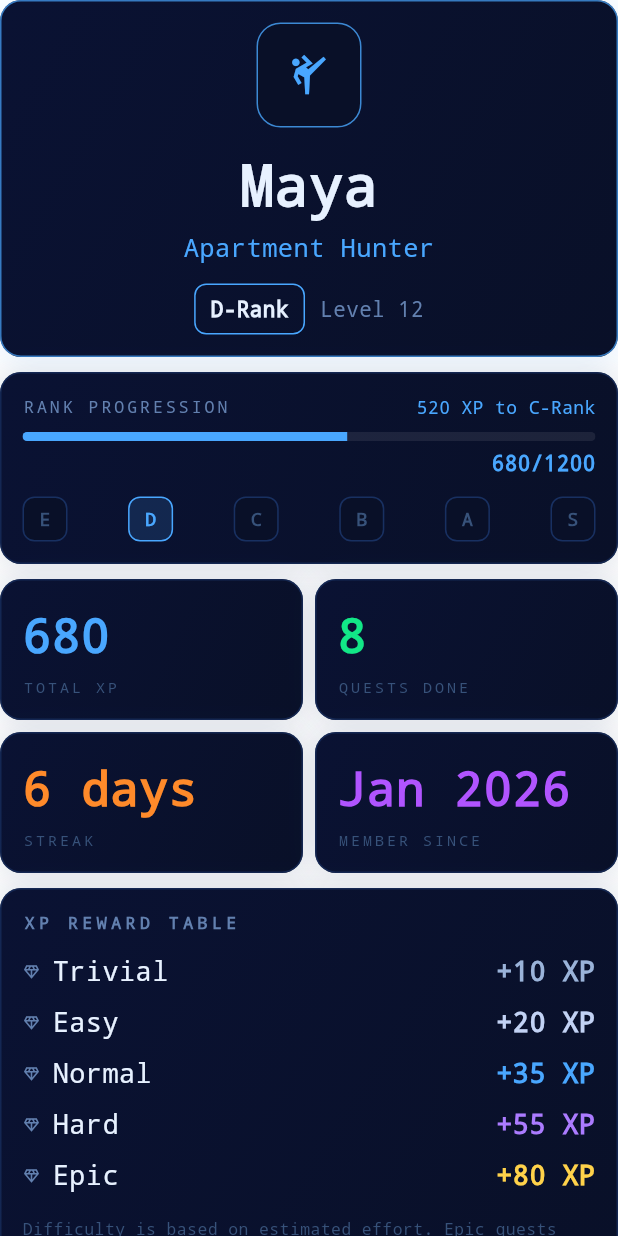
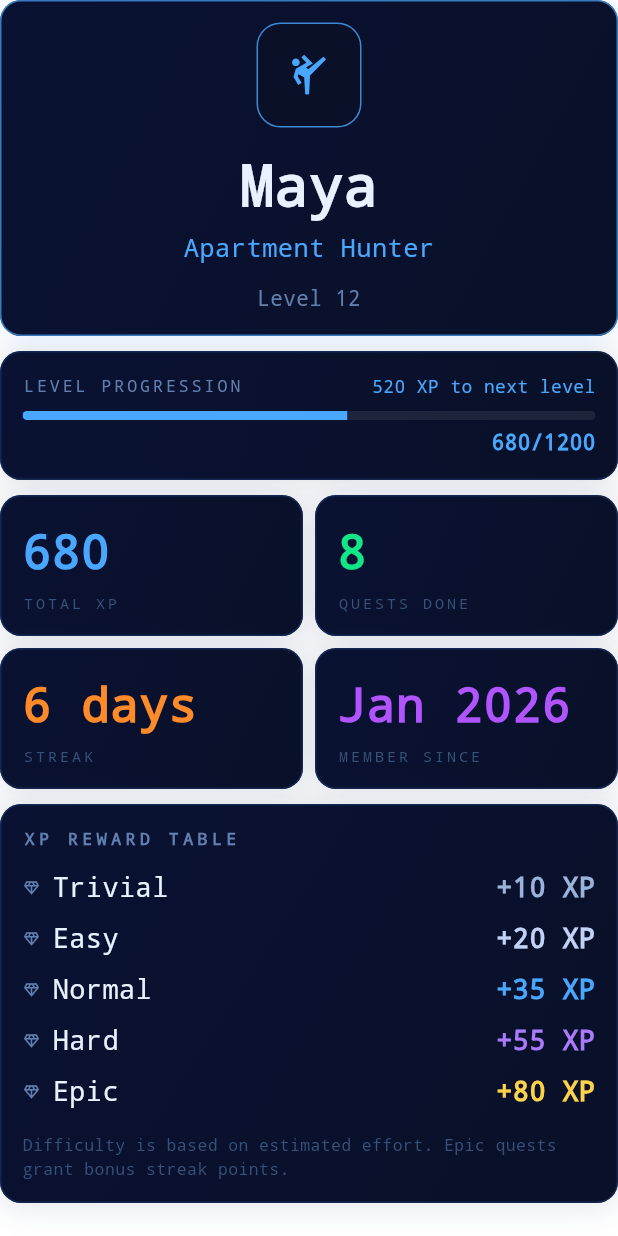
Before and after one commit to Sebastian6547/LGTM, a Flutter app: the ProfileScreen widget shown alone on an empty page, opened directly with empty values, on a phone screen of 412 x 824 dp. Run offline on Flutter 3.47's test engine with Material 3 defaults, Android fonts, the phone set to English and light mode, and no system bars.

Commit message:
Removed unused letter ranking

```diff
--- a/sidequest/lib/data/mock_data.dart
+++ b/sidequest/lib/data/mock_data.dart
@@ -261,7 +261,7 @@ class MockData {
     ),
     Achievement(
       title: 'Rank Up!',
-      subtitle: 'Reach D-Rank',
+      subtitle: 'Reach Level 10',
       icon: Icons.keyboard_arrow_up,
       color: Color(0xFFFFDB4D),
     ),
@@ -441,7 +441,7 @@ class MockData {
     final hasSevenDayStreak = profile.streakDays >= 7;
     final isSpeedRunner = completedToday >= 3;
     final isPerfectWeek = completedToday >= 7;
-    final hasRankedUp = profile.rank.toUpperCase() != 'E';
+    final hasRankedUp = profile.level >= 10;
     final isSentinel = profile.questsDone >= 30;
 
     // Team player: user contributed at least one task and no one is overloaded
@@ -487,7 +487,7 @@ class MockData {
       ),
       Achievement(
         title: 'Rank Up!',
-        subtitle: 'Reach D-Rank or above',
+        subtitle: 'Reach Level 10 or above',
         icon: Icons.keyboard_arrow_up,
         color: const Color(0xFFFFDB4D),
         unlocked: hasRankedUp,
--- a/sidequest/lib/screens/party_screen.dart
+++ b/sidequest/lib/screens/party_screen.dart
@@ -202,25 +202,6 @@ class _MemberTile extends StatelessWidget {
                             fontWeight: FontWeight.w800,
                           ),
                         ),
-                        const SizedBox(width: 8),
-                        Container(
-                          padding: const EdgeInsets.symmetric(
-                            horizontal: 7,
-                            vertical: 3,
-                          ),
-                          decoration: BoxDecoration(
-                            border: Border.all(color: AppColors.border),
-                            borderRadius: BorderRadius.circular(7),
-                          ),
-                          child: Text(
-                            member.rank,
-                            style: const TextStyle(
-                              color: AppColors.textMain,
-                              fontWeight: FontWeight.w700,
-                              fontSize: 11,
-                            ),
-                          ),
-                        ),
                         const SizedBox(width: 6),
                         Text(
                           'LVL ${member.level}',
--- a/sidequest/lib/screens/profile_screen.dart
+++ b/sidequest/lib/screens/profile_screen.dart
@@ -14,7 +14,7 @@ class ProfileScreen extends StatelessWidget {
   @override
   Widget build(BuildContext context) {
     final profile = MockData.profileForMemberUpdated(activeMember);
-    final toNextRank = profile.goalXp - profile.currentXp;
+    final toNextLevel = profile.goalXp - profile.currentXp;
 
     return ListView(
       children: [
@@ -47,29 +47,9 @@ class ProfileScreen extends StatelessWidget {
                 style: const TextStyle(color: AppColors.neonBlue, fontSize: 17),
               ),
               const SizedBox(height: 12),
-              Row(
-                mainAxisAlignment: MainAxisAlignment.center,
-                children: [
-                  Container(
-                    padding: const EdgeInsets.symmetric(horizontal: 10, vertical: 6),
-                    decoration: BoxDecoration(
-                      borderRadius: BorderRadius.circular(8),
-                      border: Border.all(color: AppColors.neonBlue),
-                    ),
-                    child: Text(
-                      '${profile.rank}-Rank',
-                      style: const TextStyle(
-                        color: AppColors.textMain,
-                        fontWeight: FontWeight.w700,
-                      ),
-                    ),
-                  ),
-                  const SizedBox(width: 10),
-                  Text(
-                    'Level ${profile.level}',
-                    style: const TextStyle(color: AppColors.textMuted),
-                  ),
-                ],
+              Text(
+                'Level ${profile.level}',
+                style: const TextStyle(color: AppColors.textMuted),
               ),
             ],
           ),
@@ -81,7 +61,7 @@ class ProfileScreen extends StatelessWidget {
               Row(
                 children: [
                   const Text(
-                    'RANK PROGRESSION',
+                    'LEVEL PROGRESSION',
                     style: TextStyle(
                       color: AppColors.textMuted,
                       letterSpacing: 2,
@@ -90,7 +70,7 @@ class ProfileScreen extends StatelessWidget {
                   ),
                   const Spacer(),
                   Text(
-                    '$toNextRank XP to C-Rank',
+                    '$toNextLevel XP to next level',
                     style: const TextStyle(
                       color: AppColors.neonBlue,
                       fontSize: 12,
@@ -115,18 +95,6 @@ class ProfileScreen extends StatelessWidget {
                       fontWeight: FontWeight.w700,
                     ),
                   ),
-                ],
-              ),
-              const SizedBox(height: 12),
-              const Row(
-                mainAxisAlignment: MainAxisAlignment.spaceBetween,
-                children: [
-                  _RankChip(rank: 'E'),
-                  _RankChip(rank: 'D', active: true),
-                  _RankChip(rank: 'C'),
-                  _RankChip(rank: 'B'),
-                  _RankChip(rank: 'A'),
-                  _RankChip(rank: 'S'),
                 ],
               ),
             ],
@@ -244,37 +212,6 @@ class ProfileScreen extends StatelessWidget {
   }
 }
 
-class _RankChip extends StatelessWidget {
-  const _RankChip({required this.rank, this.active = false});
-
-  final String rank;
-  final bool active;
-
-  @override
-  Widget build(BuildContext context) {
-    return Container(
-      width: 30,
-      height: 30,
-      decoration: BoxDecoration(
-        borderRadius: BorderRadius.circular(8),
-        border: Border.all(
-          color: active ? AppColors.neonBlue : AppColors.border,
-        ),
-        color: active ? AppColors.neonBlue.withValues(alpha: 0.15) : AppColors.panelAlt,
-      ),
-      alignment: Alignment.center,
-      child: Text(
-        rank,
-        style: TextStyle(
-          color: active ? AppColors.neonBlue : AppColors.textFaint,
-          fontWeight: FontWeight.w700,
-          fontSize: 12,
-        ),
-      ),
-    );
-  }
-}
-
 class _MetricCard extends StatelessWidget {
   const _MetricCard({
     required this.value,
--- a/sidequest/lib/screens/rankings_screen.dart
+++ b/sidequest/lib/screens/rankings_screen.dart
@@ -82,7 +82,7 @@ class RankingsScreen extends StatelessWidget {
                         ),
                       ),
                       Text(
-                        '${player.rank}-Rank • LVL ${player.level}',
+                        'LVL ${player.level}',
                         style: const TextStyle(
                           color: AppColors.textFaint,
                           fontSize: 12,
```
